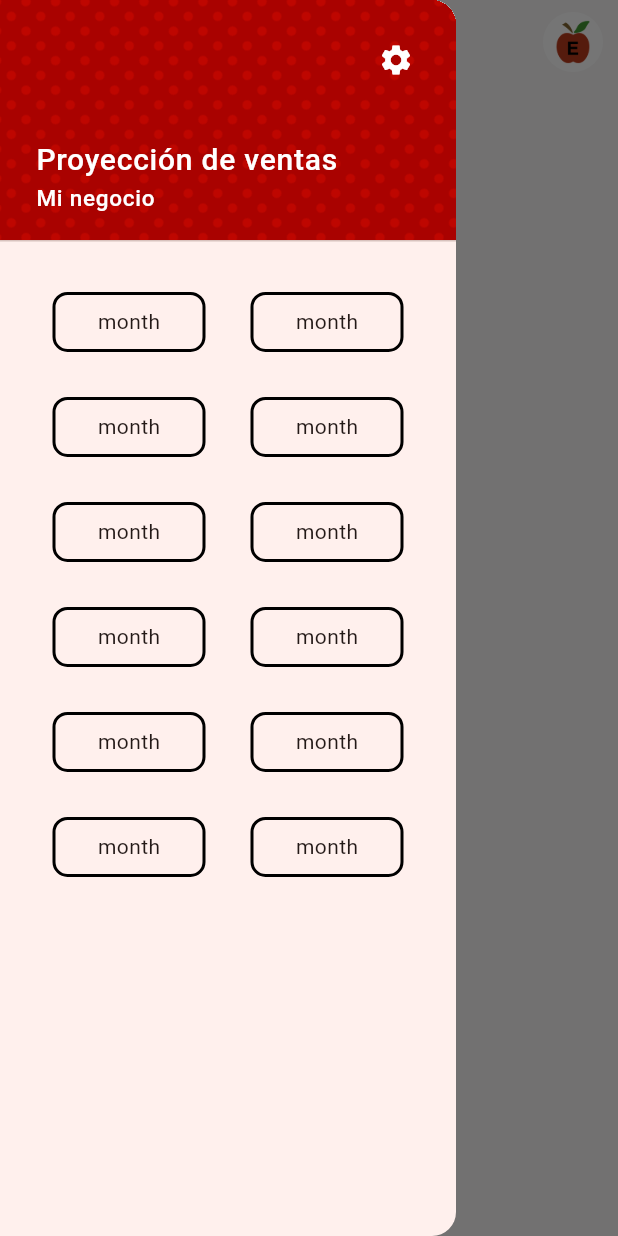
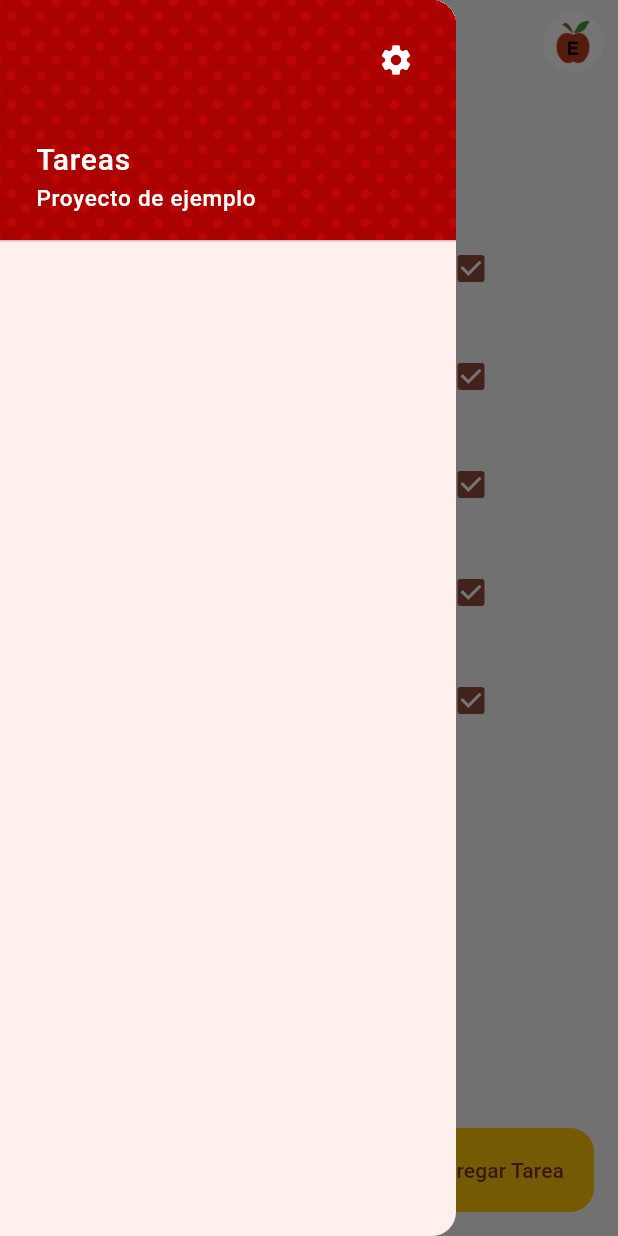
Before and after one commit to EmpatiaIndustries/Tasks-App-Riverpod-with-Isar, a Flutter app: the screen it shows after launch, with the side drawer open, on a phone screen of 412 x 824 dp. Run offline on Flutter 3.47's test engine with Material 3 defaults, Android fonts, the phone set to English and light mode, and no system bars; our stand-ins replace animate_do, dio, flutter_riverpod, go_router, isar, riverpod_annotation and 1 more; accounts and stored records are empty; generated files the repository leaves out were written again.

Commit message:
saving changes

```diff
--- a/lib/src/tasks/domain/datasources/tasks_datasource.dart
+++ b/lib/src/tasks/domain/datasources/tasks_datasource.dart
@@ -1,6 +1,7 @@
-import 'package:riverpod_annotation/riverpod_annotation.dart';
 import 'package:tasks_app/src/tasks/domain/domain.dart';
 
 abstract class TasksDataSource {
-  Future<List<Task>> fetchAllTasks(NotifierProviderRef ref);
+  Future<List<Task>> fetchAllTasks();
+
+  Future<Task> createTask(Task task);
 }
--- a/lib/src/tasks/domain/entities/task.dart
+++ b/lib/src/tasks/domain/entities/task.dart
@@ -6,14 +6,15 @@ part 'task.g.dart';
 class Task {
   Id id = Isar.autoIncrement;
   String? userID;
-  String? token;
+  String? content;
+  String? title;
 
   Task({
-    this.id = 1,
     this.userID,
-    this.token,
+    this.content,
+    this.title,
   });
 
   @override
-  String toString() => 'Task(isarID: $id, userID: $userID, token: $token)';
+  String toString() => 'Task(isarID: $id, userID: $userID, content: $content)';
 }
--- a/lib/src/tasks/domain/repositories/tasks_repository.dart
+++ b/lib/src/tasks/domain/repositories/tasks_repository.dart
@@ -1,6 +1,5 @@
-import 'package:flutter_riverpod/flutter_riverpod.dart';
 import 'package:tasks_app/src/tasks/domain/domain.dart';
 
 abstract class TasksRepository {
-  Future<List<Task>?> getTasks(NotifierProviderRef ref);
+  Future<List<Task>> getTasks();
 }
--- /dev/null
+++ b/lib/src/tasks/infrastructure/datasources/mock_tasks_datasource_impl.dart
@@ -0,0 +1,47 @@
+import 'package:tasks_app/src/tasks/domain/domain.dart';
+
+final List<Task> mockTasks = [
+  Task(
+    userID: "deka",
+    title: "Tarea de matematicas",
+    content: "hacer tarea",
+  ),
+  Task(
+    userID: "deka",
+    title: "Tarea de matematicas",
+    content: "hacer tarea",
+  ),
+  Task(
+    userID: "deka",
+    title: "Tarea de matematicas",
+    content: "hacer tarea",
+  ),
+  Task(
+    userID: "deka",
+    title: "Tarea de matematicas",
+    content: "hacer tarea",
+  ),
+  Task(
+    userID: "deka",
+    title: "Tarea de matematicas",
+    content: "hacer tarea",
+  ),
+];
+
+class MockTasksDatasourceImpl extends TasksDataSource {
+  @override
+  Future<List<Task>> fetchAllTasks() {
+    return Future.delayed(
+      const Duration(seconds: 2),
+      () => mockTasks,
+    );
+  }
+
+  @override
+  Future<Task> createTask(Task task) {
+    return Future.delayed(const Duration(seconds: 2), () {
+      mockTasks.add(task);
+      return task;
+    });
+  }
+}
--- a/lib/src/tasks/infrastructure/infrastructure.dart
+++ b/lib/src/tasks/infrastructure/infrastructure.dart
@@ -1,2 +1,3 @@
 export 'package:tasks_app/src/tasks/infrastructure/repositories/tasks_repository_impl.dart';
 export 'package:tasks_app/src/tasks/infrastructure/datasources/tasks_datasource_impl.dart';
+export 'package:tasks_app/src/tasks/infrastructure/datasources/mock_tasks_datasource_impl.dart';
--- a/lib/src/tasks/presentation/presentation.dart
+++ b/lib/src/tasks/presentation/presentation.dart
@@ -2,7 +2,7 @@ export 'package:tasks_app/src/tasks/presentation/screens/tasks_screen.dart';
 export 'package:tasks_app/src/tasks/presentation/screens/project_screen.dart';
 export 'package:tasks_app/src/tasks/presentation/screens/splash_screen.dart';
 export 'package:tasks_app/src/tasks/presentation/screens/helper_screen.dart';
-export 'package:tasks_app/src/tasks/presentation/providers/tasks_provider.dart';
+export 'package:tasks_app/src/tasks/presentation/providers/tasks_providers.dart';
 export 'package:tasks_app/src/tasks/presentation/providers/greetings_provider.dart';
 export 'package:tasks_app/src/tasks/presentation/widgets/janet_scroll_bar.dart';
 export 'package:tasks_app/src/tasks/presentation/widgets/custom_app_bar.dart';
--- a/lib/src/tasks/presentation/screens/tasks_screen.dart
+++ b/lib/src/tasks/presentation/screens/tasks_screen.dart
@@ -8,17 +8,32 @@ class TasksScreen extends ConsumerWidget {
 
   @override
   Widget build(BuildContext context, WidgetRef ref) {
+    final taskAsyncValue = ref.watch(getTasksProvider);
     return SafeArea(
       child: Scaffold(
+        floatingActionButton: FloatingActionButton.extended(
+          label: const Text("Agregar Tarea"),
+          isExtended: true,
+          onPressed: () {},
+          elevation: 0,
+          backgroundColor: Colors.amber,
+          heroTag: 'lel',
+          icon: const Icon(Icons.add, color: Colors.white),
+        ),
         appBar: const CustomAppBar(),
         drawer: const CustomDrawer(),
-        body: Column(
+        body: Padding(
+          padding: const EdgeInsets.symmetric(horizontal: 50),
+          child: Column(
             children: [
               const TasksHeader(),
-            Expanded(
-              child: TasksList(tasks: ref.watch(tasksProvider).tasks),
+              taskAsyncValue.when(
+                data: (tasks) => TasksList(tasks: tasks),
+                error: (_, __) => const Center(child: Text('Error')),
+                loading: () => const Center(child: CircularProgressIndicator()),
               ),
             ],
+          ),
         ),
       ),
     );
@@ -32,13 +47,14 @@ class TasksList extends StatelessWidget {
 
   @override
   Widget build(BuildContext context) {
-    return ListView.builder(
+    return Expanded(
+      child: ListView.builder(
         itemCount: tasks.length,
         itemBuilder: (context, index) {
           final Task task = tasks[index];
           return ListTile(
-          title: const Text('task.title'),
-          subtitle: const Text('task.description'),
+            title: Text(task.title ?? ''),
+            subtitle: Text(task.content ?? ''),
             trailing: Checkbox(
               value: true,
               onChanged: (value) {
@@ -47,6 +63,7 @@ class TasksList extends StatelessWidget {
             ),
           );
         },
+      ),
     );
   }
 }
--- a/lib/src/tasks/presentation/widgets/custom_drawer.dart
+++ b/lib/src/tasks/presentation/widgets/custom_drawer.dart
@@ -1,74 +1,18 @@
 import 'package:flutter/material.dart';
 import 'package:go_router/go_router.dart';
 import 'package:flutter_riverpod/flutter_riverpod.dart';
-// import 'package:tasks_app/config/config.dart';
-// import 'package:tasks_app/src/tasks/presentation/presentation.dart';
 
 class CustomDrawer extends ConsumerWidget {
   const CustomDrawer({super.key});
 
   @override
   Widget build(BuildContext context, WidgetRef ref) {
-    final double deviceHeight = MediaQuery.of(context).size.height;
-    // final int selectedMonth = ref.watch(selectedMonthProvider);
-    // ref.watch(userSettingsProvider.notifier).getSettings();
-    return Drawer(
+    return const Drawer(
       child: Column(
         children: [
-          const CustomDrawerHeader(),
+          CustomDrawerHeader(),
           Expanded(
-            child: GridView.builder(
-              physics: const NeverScrollableScrollPhysics(),
-              padding: EdgeInsets.symmetric(
-                horizontal: 30,
-                vertical: deviceHeight * 0.025,
-              ),
-              itemCount: 12,
-              gridDelegate: const SliverGridDelegateWithFixedCrossAxisCount(
-                mainAxisExtent: 50,
-                crossAxisCount: 2,
-                mainAxisSpacing: 20,
-                crossAxisSpacing: 20,
-              ),
-              itemBuilder: (context, index) {
-                final monthIndex = index + 1;
-                // final String month = getMonthName(index + 1);
-                return InkWell(
-                  onTap: () {
-                    // ref
-                    //     .read(selectedMonthProvider.notifier)
-                    //     .changeMonth(index + 1);
-                    // context.pop();
-                  },
-                  child: Container(
-                    decoration: BoxDecoration(
-                      // color: selectedMonth != monthIndex
-                      //     ? primaryColor
-                      //     : Colors.white,
-                      borderRadius: const BorderRadius.all(Radius.circular(10)),
-                      border: Border.all(
-                        width: 2,
-                        // color: selectedMonth != monthIndex
-                        //     ? Colors.transparent
-                        //     : primaryColor,
-                      ),
-                    ),
-                    margin: const EdgeInsets.all(5),
-                    child: const Center(
-                      child: Text(
-                        'month',
-                        style: TextStyle(
-                            // color: selectedMonth != monthIndex
-                            //     ? Colors.white
-                            //     : primaryColor,
-                            // fontWeight: FontWeight.bold,
-                            ),
-                      ),
-                    ),
-                  ),
-                );
-              },
-            ),
+            child: SizedBox(),
           ),
         ],
       ),
@@ -116,7 +60,7 @@ class CustomDrawerHeader extends ConsumerWidget {
                         crossAxisAlignment: CrossAxisAlignment.start,
                         children: [
                           Text(
-                            'Proyección de ventas',
+                            'Tareas',
                             style: TextStyle(
                               color: Colors.white,
                               fontSize: 20,
@@ -125,7 +69,7 @@ class CustomDrawerHeader extends ConsumerWidget {
                           ),
                           Text(
                             // ref.watch(selectedSettingsProvider).businessName ??
-                            'Mi negocio',
+                            'Proyecto de ejemplo',
                             style: TextStyle(
                               color: Colors.white,
                               fontSize: 15,
--- a/lib/src/tasks/presentation/widgets/tasks_header.dart
+++ b/lib/src/tasks/presentation/widgets/tasks_header.dart
@@ -1,49 +1,13 @@
-import 'package:tasks_app/src/tasks/domain/domain.dart';
-import 'package:tasks_app/src/tasks/presentation/presentation.dart';
 import 'package:flutter/material.dart';
-import 'package:tasks_app/config/config.dart';
-import 'package:go_router/go_router.dart';
 
 class TasksHeader extends StatelessWidget {
-  // final TransactionType transa6ctionType;
-  // final int selectedMonth;
-
   const TasksHeader({
     super.key,
-    // required this.transactionType,
-    // required this.selectedMonth,
   });
 
   @override
   Widget build(BuildContext context) {
-    // final String heroTag = 'transactions_header_${transactionType.name}';
     final double deviceWidth = MediaQuery.of(context).size.width;
-    // final String month = getMonthName(selectedMonth);
-    final int year = DateTime.now().year;
-    // final String title = switch (transactionType) {
-    //   TransactionType.income => 'Ingresos del mes',
-    //   TransactionType.expense => 'Egresos del mes',
-    //   TransactionType.outcome => 'Resultados ventas',
-    // };
-    // final IconData icon = switch (transactionType) {
-    //   TransactionType.income => Icons.create,
-    //   TransactionType.expense => Icons.create,
-    //   TransactionType.outcome => Icons.download,
-    // };
-    // final Null Function() onPressed = switch (transactionType) {
-    //   TransactionType.income => () {
-    //       context.push(TransactionsRoute(transactionType).location);
-    //     },
-    //   TransactionType.expense => () {
-    //       context.push(TransactionsRoute(transactionType).location);
-    //     },
-    //   TransactionType.outcome => () {
-    //       context.push(const DownloadRoute().location);
-    //     },
-    // };
-    // final String subtitle = transactionType == TransactionType.outcome
-    //     ? 'Año $year'
-    //     : '$month $year';
 
     return Padding(
       padding: const EdgeInsets.only(top: 20),
@@ -56,32 +20,19 @@ class TasksHeader extends StatelessWidget {
                 crossAxisAlignment: CrossAxisAlignment.start,
                 children: [
                   Text(
-                    'title',
+                    'App Tareas',
                     style: TextStyle(
                       fontSize: deviceWidth * 0.064,
                       fontWeight: FontWeight.bold,
                     ),
                   ),
                   Text(
-                    'subtitle',
+                    'lel',
                     style: TextStyle(fontSize: deviceWidth * 0.05),
                   ),
                 ],
               ),
               const Spacer(),
-              // transactionType != TransactionType.outcome
-              //     ? Column(
-              //         children: [
-              //           FloatingActionButton(
-              //             onPressed: onPressed,
-              //             elevation: 0,
-              //             backgroundColor: primaryColor,
-              //             heroTag: heroTag,
-              //             child: Icon(icon, color: Colors.white),
-              //           ),
-              //         ],
-              //       )
-              //     : const SizedBox()
             ],
           )
         ],
```
Also changed, not shown: lib/src/tasks/infrastructure/datasources/tasks_datasource_impl.dart (+8 -17 lines), lib/src/tasks/infrastructure/repositories/tasks_repository_impl.dart (+4 -5 lines), lib/src/tasks/presentation/providers/tasks_provider.dart (deleted, +0 -45 lines), lib/src/tasks/presentation/providers/tasks_providers.dart (added, +29 -0 lines), lib/src/tasks/domain/entities/task.g.dart, lib/src/tasks/presentation/providers/tasks_provider.g.dart (deleted), lib/src/tasks/presentation/providers/tasks_providers.g.dart (added), pubspec.lock. Lines whose indentation alone changed are shown as unchanged.
